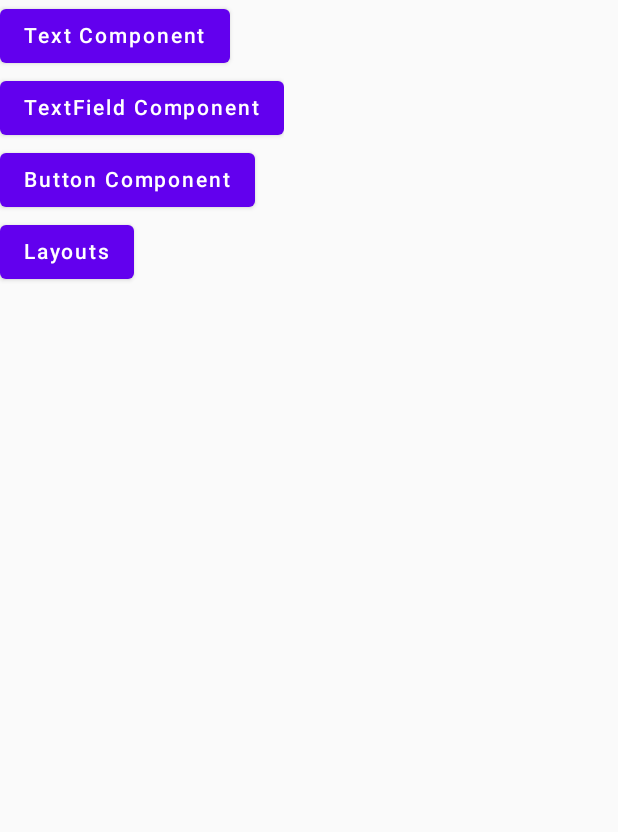
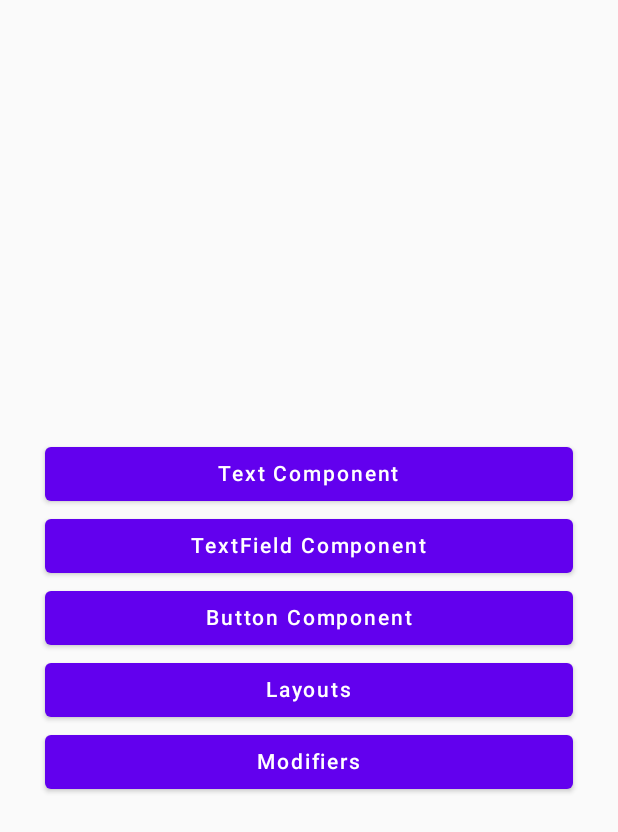
Before and after one commit to aparna-tati-simformsolutions/Jetpack-Compose, an Android app built with Jetpack Compose: the screen it shows after launch (MainActivity), on a phone screen of 412 x 824 dp. Shown: the top 832 px of the screen. Run offline under Robolectric (Android 15) with nearby library versions, the phone set to English and light mode, and no system bars.

Commit message:
Modifiers

```diff
--- a/app/src/main/java/com/example/myapplication/navigation/NavGraph.kt
+++ b/app/src/main/java/com/example/myapplication/navigation/NavGraph.kt
@@ -7,6 +7,7 @@ import androidx.navigation.compose.composable
 import com.example.myapplication.ui.components.ButtonComponent
 import com.example.myapplication.ui.components.Components
 import com.example.myapplication.ui.components.Layouts
+import com.example.myapplication.ui.components.Modifiers
 import com.example.myapplication.ui.components.TextComponent
 import com.example.myapplication.ui.components.TextFieldComponent
 
@@ -31,5 +32,8 @@ fun NavGraph(navController: NavHostController) {
         composable(route = Screens.Layouts.route) {
             Layouts()
         }
+        composable(route = Screens.Modifiers.route) {
+            Modifiers()
+        }
     }
 }
--- a/app/src/main/java/com/example/myapplication/navigation/Screens.kt
+++ b/app/src/main/java/com/example/myapplication/navigation/Screens.kt
@@ -5,6 +5,6 @@ sealed class Screens(val route: String) {
     object Text: Screens("Text_Screen")
     object TextField: Screens("Textfield_Screen")
     object Button: Screens("Button_Screen")
-
-    object Layouts: Screens("Layout_screen")
+    object Layouts: Screens("Layout_Screen")
+    object Modifiers: Screens("Modifier_Screen")
 }
--- a/app/src/main/java/com/example/myapplication/ui/components/Components.kt
+++ b/app/src/main/java/com/example/myapplication/ui/components/Components.kt
@@ -1,37 +1,54 @@
 package com.example.myapplication.ui.components
 
+import androidx.compose.foundation.layout.Arrangement
 import androidx.compose.foundation.layout.Column
+import androidx.compose.foundation.layout.fillMaxSize
+import androidx.compose.foundation.layout.fillMaxWidth
+import androidx.compose.foundation.layout.padding
 import androidx.compose.material.Button
 import androidx.compose.material.Text
 import androidx.compose.runtime.Composable
+import androidx.compose.ui.Alignment
+import androidx.compose.ui.Modifier
+import androidx.compose.ui.unit.dp
 import androidx.navigation.NavController
 import com.example.myapplication.navigation.Screens
 
 @Composable
 fun Components(navController: NavController) {
-    Column {
+    Column(
+        modifier = Modifier.fillMaxSize().padding(all = 30.dp),
+        verticalArrangement = Arrangement.Center,
+        horizontalAlignment = Alignment.CenterHorizontally
+    ) {
         Button(onClick = {
             navController.navigate(Screens.Text.route)
-        }) {
+        }, modifier = Modifier.fillMaxWidth()) {
             Text(text = "Text Component")
         }
 
         Button(onClick = {
             navController.navigate(Screens.TextField.route)
-        }) {
+        }, modifier = Modifier.fillMaxWidth()) {
             Text(text = "TextField Component")
         }
 
         Button(onClick = {
             navController.navigate(Screens.Button.route)
-        }) {
+        }, modifier = Modifier.fillMaxWidth()) {
             Text(text = "Button Component")
         }
 
         Button(onClick = {
             navController.navigate(Screens.Layouts.route)
-        }) {
+        }, modifier = Modifier.fillMaxWidth()) {
             Text(text = "Layouts")
+        }
+
+        Button(onClick = {
+            navController.navigate(Screens.Modifiers.route)
+        }, modifier = Modifier.fillMaxWidth()) {
+            Text(text = "Modifiers")
         }
     }
 }
```
Also changed, not shown: app/src/main/java/com/example/myapplication/ui/components/Modifiers.kt (added, +25 -0 lines).
